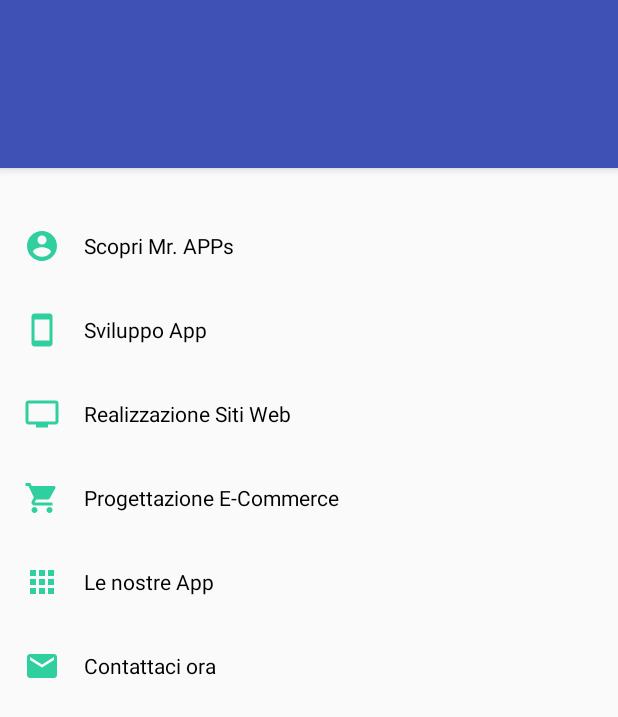
After one commit to MrAPPs-RSM/MrAppsAndroidBase, an Android app: the layout activity_credits.xml on its own in the app's theme, with its tools: preview values and no code run, on a phone screen of 412 x 824 dp. The commit adds this screen. Shown: the top 717 px of the screen. Run offline under Robolectric (Android 15) with nearby library versions, the phone set to English and light mode, and no system bars.

Commit message:
drawables for credits

```diff
--- /dev/null
+++ b/androidbase/src/main/java/com/mr_apps/androidbase/activity/CreditsActivity.java
@@ -0,0 +1,53 @@
+package com.mr_apps.androidbase.activity;
+
+import android.content.Intent;
+import android.net.Uri;
+import android.os.Bundle;
+import android.support.annotation.Nullable;
+import android.view.View;
+
+import com.mr_apps.androidbase.R;
+
+/**
+ * Created by denis on 11/08/16.
+ */
+public class CreditsActivity extends AbstractBaseActivity {
+
+    @Override
+    protected void onCreate(@Nullable Bundle savedInstanceState) {
+        super.onCreate(savedInstanceState);
+        setContentView(R.layout.activity_credits);
+        setBackButton();
+    }
+
+    public void discover(View v) {
+        goTo("http://www.mr-apps.com");
+    }
+
+    public void development(View v) {
+        goTo("http://www.mr-apps.com/servizi/sviluppo-app-san-marino");
+    }
+
+    public void realization(View v) {
+        goTo("http://www.mr-apps.com/servizi/realizzazione-siti-web-san-marino");
+    }
+
+    public void design(View v) {
+        goTo("http://www.mr-apps.com/servizi/realizzazione-ecommerce-san-marino");
+    }
+
+    public void apps(View v) {
+        goTo("http://www.mr-apps.com/portfolio");
+    }
+
+    public void contacts(View v) {
+        goTo("http://www.mr-apps.com/contact");
+    }
+
+    private void goTo(String s) {
+        Intent intent = new Intent(Intent.ACTION_VIEW);
+        intent.setData(Uri.parse(s));
+        startActivity(intent);
+    }
+
+}
--- /dev/null
+++ b/androidbase/src/main/res/drawable/ic_account_circle_black_24dp.xml
@@ -0,0 +1,9 @@
+<vector xmlns:android="http://schemas.android.com/apk/res/android"
+        android:width="24dp"
+        android:height="24dp"
+        android:viewportWidth="24.0"
+        android:viewportHeight="24.0">
+    <path
+        android:fillColor="#FF000000"
+        android:pathData="M12,2C6.48,2 2,6.48 2,12s4.48,10 10,10 10,-4.48 10,-10S17.52,2 12,2zM12,5c1.66,0 3,1.34 3,3s-1.34,3 -3,3 -3,-1.34 -3,-3 1.34,-3 3,-3zM12,19.2c-2.5,0 -4.71,-1.28 -6,-3.22 0.03,-1.99 4,-3.08 6,-3.08 1.99,0 5.97,1.09 6,3.08 -1.29,1.94 -3.5,3.22 -6,3.22z"/>
+</vector>
--- /dev/null
+++ b/androidbase/src/main/res/drawable/ic_apps_black_24dp.xml
@@ -0,0 +1,9 @@
+<vector xmlns:android="http://schemas.android.com/apk/res/android"
+        android:width="24dp"
+        android:height="24dp"
+        android:viewportWidth="24.0"
+        android:viewportHeight="24.0">
+    <path
+        android:fillColor="#FF000000"
+        android:pathData="M4,8h4L8,4L4,4v4zM10,20h4v-4h-4v4zM4,20h4v-4L4,16v4zM4,14h4v-4L4,10v4zM10,14h4v-4h-4v4zM16,4v4h4L20,4h-4zM10,8h4L14,4h-4v4zM16,14h4v-4h-4v4zM16,20h4v-4h-4v4z"/>
+</vector>
--- /dev/null
+++ b/androidbase/src/main/res/drawable/ic_email_black_24dp.xml
@@ -0,0 +1,9 @@
+<vector xmlns:android="http://schemas.android.com/apk/res/android"
+        android:width="24dp"
+        android:height="24dp"
+        android:viewportWidth="24.0"
+        android:viewportHeight="24.0">
+    <path
+        android:fillColor="#FF000000"
+        android:pathData="M20,4L4,4c-1.1,0 -1.99,0.9 -1.99,2L2,18c0,1.1 0.9,2 2,2h16c1.1,0 2,-0.9 2,-2L22,6c0,-1.1 -0.9,-2 -2,-2zM20,8l-8,5 -8,-5L4,6l8,5 8,-5v2z"/>
+</vector>
--- /dev/null
+++ b/androidbase/src/main/res/drawable/ic_personal_video_black_24dp.xml
@@ -0,0 +1,9 @@
+<vector xmlns:android="http://schemas.android.com/apk/res/android"
+        android:width="24dp"
+        android:height="24dp"
+        android:viewportWidth="24.0"
+        android:viewportHeight="24.0">
+    <path
+        android:fillColor="#FF000000"
+        android:pathData="M21,3L3,3c-1.11,0 -2,0.89 -2,2v12c0,1.1 0.89,2 2,2h5v2h8v-2h5c1.1,0 1.99,-0.9 1.99,-2L23,5c0,-1.11 -0.9,-2 -2,-2zM21,17L3,17L3,5h18v12z"/>
+</vector>
--- /dev/null
+++ b/androidbase/src/main/res/drawable/ic_shopping_cart_black_24dp.xml
@@ -0,0 +1,9 @@
+<vector xmlns:android="http://schemas.android.com/apk/res/android"
+        android:width="24dp"
+        android:height="24dp"
+        android:viewportWidth="24.0"
+        android:viewportHeight="24.0">
+    <path
+        android:fillColor="#FF000000"
+        android:pathData="M7,18c-1.1,0 -1.99,0.9 -1.99,2S5.9,22 7,22s2,-0.9 2,-2 -0.9,-2 -2,-2zM1,2v2h2l3.6,7.59 -1.35,2.45c-0.16,0.28 -0.25,0.61 -0.25,0.96 0,1.1 0.9,2 2,2h12v-2L7.42,15c-0.14,0 -0.25,-0.11 -0.25,-0.25l0.03,-0.12 0.9,-1.63h7.45c0.75,0 1.41,-0.41 1.75,-1.03l3.58,-6.49c0.08,-0.14 0.12,-0.31 0.12,-0.48 0,-0.55 -0.45,-1 -1,-1L5.21,4l-0.94,-2L1,2zM17,18c-1.1,0 -1.99,0.9 -1.99,2s0.89,2 1.99,2 2,-0.9 2,-2 -0.9,-2 -2,-2z"/>
+</vector>
--- /dev/null
+++ b/androidbase/src/main/res/drawable/ic_stay_current_portrait_black_24dp.xml
@@ -0,0 +1,9 @@
+<vector xmlns:android="http://schemas.android.com/apk/res/android"
+        android:width="24dp"
+        android:height="24dp"
+        android:viewportWidth="24.0"
+        android:viewportHeight="24.0">
+    <path
+        android:fillColor="#FF000000"
+        android:pathData="M17,1.01L7,1c-1.1,0 -1.99,0.9 -1.99,2v18c0,1.1 0.89,2 1.99,2h10c1.1,0 2,-0.9 2,-2V3c0,-1.1 -0.9,-1.99 -2,-1.99zM17,19H7V5h10v14z"/>
+</vector>
--- /dev/null
+++ b/androidbase/src/main/res/layout/activity_credits.xml
@@ -0,0 +1,249 @@
+<?xml version="1.0" encoding="utf-8"?>
+<android.support.design.widget.CoordinatorLayout xmlns:android="http://schemas.android.com/apk/res/android"
+    xmlns:app="http://schemas.android.com/apk/res-auto"
+    android:layout_width="match_parent"
+    android:layout_height="match_parent"
+    android:fitsSystemWindows="true"
+    android:orientation="vertical">
+
+    <android.support.design.widget.AppBarLayout
+        android:id="@+id/appbar"
+        android:layout_width="match_parent"
+        android:layout_height="wrap_content"
+        android:fitsSystemWindows="true"
+        android:theme="@style/ThemeOverlay.AppCompat.Dark.ActionBar">
+
+        <android.support.design.widget.CollapsingToolbarLayout
+            android:id="@+id/collapsing_toolbar"
+            android:layout_width="match_parent"
+            android:layout_height="match_parent"
+            android:fitsSystemWindows="true"
+            app:contentScrim="?attr/colorPrimary"
+            app:expandedTitleMarginEnd="64dp"
+            app:expandedTitleMarginStart="48dp"
+            app:layout_scrollFlags="scroll|exitUntilCollapsed|snap">
+
+            <RelativeLayout
+                android:layout_width="match_parent"
+                android:layout_height="wrap_content"
+                android:fitsSystemWindows="true"
+                app:layout_collapseMode="parallax">
+
+                <ImageView
+                    android:id="@+id/backdrop"
+                    android:layout_width="@dimen/max_width_base"
+                    android:layout_height="match_parent"
+                    android:layout_centerHorizontal="true"
+                    android:scaleType="centerCrop" />
+
+            </RelativeLayout>
+
+            <android.support.v7.widget.Toolbar
+                android:id="@+id/toolbar"
+                android:layout_width="match_parent"
+                android:layout_height="?attr/actionBarSize"
+                app:layout_collapseMode="pin"
+                app:popupTheme="@style/ThemeOverlay.AppCompat.Light" />
+
+        </android.support.design.widget.CollapsingToolbarLayout>
+
+    </android.support.design.widget.AppBarLayout>
+
+    <android.support.v4.widget.NestedScrollView
+        android:layout_width="match_parent"
+        android:layout_height="match_parent"
+        app:layout_behavior="@string/appbar_scrolling_view_behavior">
+
+        <RelativeLayout
+            android:layout_width="match_parent"
+            android:layout_height="match_parent">
+
+            <LinearLayout
+                android:layout_width="match_parent"
+                android:layout_height="@dimen/max_width_base"
+                android:layout_centerHorizontal="true"
+                android:orientation="vertical"
+                android:paddingTop="24dp">
+
+                <LinearLayout
+                    android:layout_width="match_parent"
+                    android:layout_height="wrap_content"
+                    android:padding="@dimen/activity_margin"
+                    android:orientation="horizontal"
+                    android:clickable="true"
+                    android:background="?attr/selectableItemBackground"
+                    android:onClick="discover">
+
+                    <ImageView
+                        android:layout_width="wrap_content"
+                        android:layout_height="wrap_content"
+                        app:srcCompat="@drawable/ic_account_circle_black_24dp"
+                        android:layout_gravity="center_vertical"
+                        android:tint="?colorAccent"/>
+
+                    <TextView
+                        android:layout_width="wrap_content"
+                        android:layout_height="wrap_content"
+                        android:layout_gravity="center_vertical"
+                        android:gravity="center_vertical"
+                        android:textColor="@color/credits_items_text_color"
+                        android:layout_marginStart="@dimen/activity_horizontal_margin"
+                        android:layout_marginLeft="@dimen/activity_horizontal_margin"
+                        android:textAppearance="@style/TextAppearance.AppCompat.Body1"
+                        android:text="@string/discover_mrapps"/>
+
+                </LinearLayout>
+
+                <LinearLayout
+                    android:layout_width="match_parent"
+                    android:layout_height="wrap_content"
+                    android:padding="@dimen/activity_margin"
+                    android:orientation="horizontal"
+                    android:clickable="true"
+                    android:background="?attr/selectableItemBackground"
+                    android:onClick="development">
+
+                    <ImageView
+                        android:layout_width="wrap_content"
+                        android:layout_height="wrap_content"
+                        app:srcCompat="@drawable/ic_stay_current_portrait_black_24dp"
+                        android:layout_gravity="center_vertical"
+                        android:tint="?colorAccent"/>
+
+                    <TextView
+                        android:layout_width="wrap_content"
+                        android:layout_height="wrap_content"
+                        android:layout_gravity="center_vertical"
+                        android:gravity="center_vertical"
+                        android:textColor="@color/credits_items_text_color"
+                        android:layout_marginStart="@dimen/activity_horizontal_margin"
+                        android:layout_marginLeft="@dimen/activity_horizontal_margin"
+                        android:textAppearance="@style/TextAppearance.AppCompat.Body1"
+                        android:text="@string/app_development"/>
+
+                </LinearLayout>
+
+                <LinearLayout
+                    android:layout_width="match_parent"
+                    android:layout_height="wrap_content"
+                    android:padding="@dimen/activity_margin"
+                    android:orientation="horizontal"
+                    android:clickable="true"
+                    android:background="?attr/selectableItemBackground"
+                    android:onClick="development">
+
+                    <ImageView
+                        android:layout_width="wrap_content"
+                        android:layout_height="wrap_content"
+                        app:srcCompat="@drawable/ic_personal_video_black_24dp"
+                        android:layout_gravity="center_vertical"
+                        android:tint="?colorAccent"/>
+
+                    <TextView
+                        android:layout_width="wrap_content"
+                        android:layout_height="wrap_content"
+                        android:layout_gravity="center_vertical"
+                        android:gravity="center_vertical"
+                        android:textColor="@color/credits_items_text_color"
+                        android:layout_marginStart="@dimen/activity_horizontal_margin"
+                        android:layout_marginLeft="@dimen/activity_horizontal_margin"
+                        android:textAppearance="@style/TextAppearance.AppCompat.Body1"
+                        android:text="@string/websites_realization"/>
+
+                </LinearLayout>
+
+                <LinearLayout
+                    android:layout_width="match_parent"
+                    android:layout_height="wrap_content"
+                    android:padding="@dimen/activity_margin"
+                    android:orientation="horizontal"
+                    android:clickable="true"
+                    android:background="?attr/selectableItemBackground"
+                    android:onClick="development">
+
+                    <ImageView
+                        android:layout_width="wrap_content"
+                        android:layout_height="wrap_content"
+                        app:srcCompat="@drawable/ic_shopping_cart_black_24dp"
+                        android:layout_gravity="center_vertical"
+                        android:tint="?colorAccent"/>
+
+                    <TextView
+                        android:layout_width="wrap_content"
+                        android:layout_height="wrap_content"
+                        android:layout_gravity="center_vertical"
+                        android:gravity="center_vertical"
+                        android:textColor="@color/credits_items_text_color"
+                        android:layout_marginStart="@dimen/activity_horizontal_margin"
+                        android:layout_marginLeft="@dimen/activity_horizontal_margin"
+                        android:textAppearance="@style/TextAppearance.AppCompat.Body1"
+                        android:text="@string/ecommerce_design"/>
+
+                </LinearLayout>
+
+                <LinearLayout
+                    android:layout_width="match_parent"
+                    android:layout_height="wrap_content"
+                    android:padding="@dimen/activity_margin"
+                    android:orientation="horizontal"
+                    android:clickable="true"
+                    android:background="?attr/selectableItemBackground"
+                    android:onClick="development">
+
+                    <ImageView
+                        android:layout_width="wrap_content"
+                        android:layout_height="wrap_content"
+                        app:srcCompat="@drawable/ic_apps_black_24dp"
+                        android:layout_gravity="center_vertical"
+                        android:tint="?colorAccent"/>
+
+                    <TextView
+                        android:layout_width="wrap_content"
+                        android:layout_height="wrap_content"
+                        android:layout_gravity="center_vertical"
+                        android:gravity="center_vertical"
+                        android:textColor="@color/credits_items_text_color"
+                        android:layout_marginStart="@dimen/activity_horizontal_margin"
+                        android:layout_marginLeft="@dimen/activity_horizontal_margin"
+                        android:textAppearance="@style/TextAppearance.AppCompat.Body1"
+                        android:text="@string/our_apps"/>
+
+                </LinearLayout>
+
+                <LinearLayout
+                    android:layout_width="match_parent"
+                    android:layout_height="wrap_content"
+                    android:padding="@dimen/activity_margin"
+                    android:orientation="horizontal"
+                    android:clickable="true"
+                    android:background="?attr/selectableItemBackground"
+                    android:onClick="development">
+
+                    <ImageView
+                        android:layout_width="wrap_content"
+                        android:layout_height="wrap_content"
+                        app:srcCompat="@drawable/ic_email_black_24dp"
+                        android:layout_gravity="center_vertical"
+                        android:tint="?colorAccent"/>
+
+                    <TextView
+                        android:layout_width="wrap_content"
+                        android:layout_height="wrap_content"
+                        android:layout_gravity="center_vertical"
+                        android:gravity="center_vertical"
+                        android:textColor="@color/credits_items_text_color"
+                        android:layout_marginStart="@dimen/activity_horizontal_margin"
+                        android:layout_marginLeft="@dimen/activity_horizontal_margin"
+                        android:textAppearance="@style/TextAppearance.AppCompat.Body1"
+                        android:text="@string/contact_us"/>
+
+                </LinearLayout>
+
+            </LinearLayout>
+
+        </RelativeLayout>
+
+    </android.support.v4.widget.NestedScrollView>
+
+
+</android.support.design.widget.CoordinatorLayout>
--- a/androidbase/src/main/res/values/colors.xml
+++ b/androidbase/src/main/res/values/colors.xml
@@ -23,4 +23,8 @@
     <color name="tutorial_button_color">#ffffff</color>
     <color name="tutorial_button_textcolor">#3e79c9</color>
 
+    <!--credits-->
+    <color name="credits_items_text_color">@android:color/black</color>
+    <color name="background">#999999</color>
+
 </resources>
--- a/androidbase/src/main/res/values/dimens.xml
+++ b/androidbase/src/main/res/values/dimens.xml
@@ -15,5 +15,6 @@
     <dimen name="status_cheat">0dp</dimen>
     <dimen name="item_asset_height">70dp</dimen>
     <dimen name="min_button_width">160dp</dimen>
+    <dimen name="max_width_base">600dp</dimen>
 
 </resources>
--- a/androidbase/src/main/res/values/strings.xml
+++ b/androidbase/src/main/res/values/strings.xml
@@ -54,5 +54,11 @@
     <string name="Controllare_dati_inseriti">Controllare i dati inseriti</string>
     <string name="Placeholder">Prova</string>
     <string name="skip_login">Vai alla login</string>
+    <string name="discover_mrapps">Scopri Mr. APPs</string>
+    <string name="app_development">Sviluppo App</string>
+    <string name="websites_realization">Realizzazione Siti Web</string>
+    <string name="ecommerce_design">Progettazione E-Commerce</string>
+    <string name="our_apps">Le nostre App</string>
+    <string name="contact_us">Contattaci ora</string>
 
 </resources>
--- a/androidbase/src/main/res/values/styles.xml
+++ b/androidbase/src/main/res/values/styles.xml
@@ -1,5 +1,12 @@
 <?xml version="1.0" encoding="utf-8"?>
 <resources>
+
+    <style name="CreditsTheme" parent="Theme.AppCompat.NoActionBar">
+        <item name="colorPrimary">@color/colorPrimary</item>
+        <item name="colorPrimaryDark">@color/colorPrimaryDark</item>
+        <item name="colorAccent">@color/colorAccent</item>
+        <item name="android:windowBackground">@color/background</item>
+    </style>
 
     <style name="GalleryTheme" parent="Theme.AppCompat.NoActionBar">
         <item name="android:windowBackground">@android:color/black</item>
```
